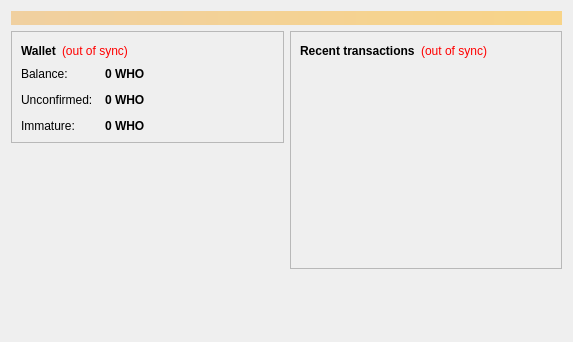
The window that src/qt/forms/overviewpage.ui (whocoin/whocoin) describes before a commit, drawn with Qt 5.
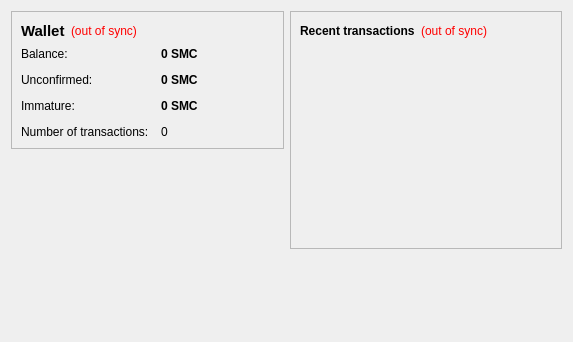
The same window after the commit.

Patch:
```diff
--- a/src/qt/forms/overviewpage.ui
+++ b/src/qt/forms/overviewpage.ui
@@ -13,24 +13,6 @@
   <property name="windowTitle">
    <string>Form</string>
   </property>
-  <layout class="QVBoxLayout" name="topLayout">
-   <item>
-    <widget class="QLabel" name="labelAlerts">
-     <property name="visible">
-      <bool>false</bool>
-     </property>
-     <property name="styleSheet">
-      <string notr="true">background-color: qlineargradient(x1: 0, y1: 0, x2: 1, y2: 0, stop:0 #F0D0A0, stop:1 #F8D488); color:#000000;</string>
-     </property>
-     <property name="wordWrap">
-      <bool>true</bool>
-     </property>
-     <property name="margin">
-      <number>3</number>
-     </property>
-    </widget>
-   </item>
-   <item>
     <layout class="QHBoxLayout" name="horizontalLayout" stretch="1,1">
      <item>
       <layout class="QVBoxLayout" name="verticalLayout_2">
@@ -49,6 +31,7 @@
              <widget class="QLabel" name="label_5">
               <property name="font">
                <font>
+              <pointsize>11</pointsize>
                 <weight>75</weight>
                 <bold>true</bold>
                </font>
@@ -61,7 +44,7 @@
             <item>
              <widget class="QLabel" name="labelWalletStatus">
               <property name="toolTip">
-               <string>The displayed information may be out of date. Your wallet automatically synchronizes with the Whocoin network after a connection is established, but this process has not completed yet.</string>
+             <string>The displayed information may be out of date. Your wallet automatically synchronizes with the SmallChange network after a connection is established, but this process has not completed yet.</string>
               </property>
               <property name="styleSheet">
                <string notr="true">QLabel { color: red; }</string>
@@ -122,7 +105,7 @@
                <string>Your current balance</string>
               </property>
               <property name="text">
-               <string notr="true">0 WHO</string>
+             <string notr="true">0 SMC</string>
               </property>
               <property name="textInteractionFlags">
                <set>Qt::LinksAccessibleByMouse|Qt::TextSelectableByKeyboard|Qt::TextSelectableByMouse</set>
@@ -151,13 +134,30 @@
                <string>Total of transactions that have yet to be confirmed, and do not yet count toward the current balance</string>
               </property>
               <property name="text">
-               <string notr="true">0 WHO</string>
+             <string notr="true">0 SMC</string>
               </property>
               <property name="textInteractionFlags">
                <set>Qt::LinksAccessibleByMouse|Qt::TextSelectableByKeyboard|Qt::TextSelectableByMouse</set>
               </property>
              </widget>
             </item>
+          <item row="3" column="0">
+           <widget class="QLabel" name="label_2">
+            <property name="text">
+             <string>Number of transactions:</string>
+            </property>
+           </widget>
+          </item>
+          <item row="3" column="1">
+           <widget class="QLabel" name="labelNumTransactions">
+            <property name="toolTip">
+             <string>Total number of transactions in wallet</string>
+            </property>
+            <property name="text">
+             <string notr="true">0</string>
+            </property>
+           </widget>
+          </item>
             <item row="2" column="0">
              <widget class="QLabel" name="labelImmatureText">
               <property name="text">
@@ -177,7 +177,7 @@
                <string>Mined balance that has not yet matured</string>
               </property>
               <property name="text">
-               <string notr="true">0 WHO</string>
+             <string notr="true">0 SMC</string>
               </property>
               <property name="textInteractionFlags">
                <set>Qt::LinksAccessibleByMouse|Qt::TextSelectableByKeyboard|Qt::TextSelectableByMouse</set>
@@ -227,7 +227,7 @@
             <item>
              <widget class="QLabel" name="labelTransactionsStatus">
               <property name="toolTip">
-               <string>The displayed information may be out of date. Your wallet automatically synchronizes with the Whocoin network after a connection is established, but this process has not completed yet.</string>
+             <string>The displayed information may be out of date. Your wallet automatically synchronizes with the SmallChange network after a connection is established, but this process has not completed yet.</string>
               </property>
               <property name="styleSheet">
                <string notr="true">QLabel { color: red; }</string>
@@ -289,8 +289,6 @@
           </size>
          </property>
         </spacer>
-       </item>
-      </layout>
      </item>
     </layout>
    </item>
```
Lines whose indentation alone changed are shown as unchanged.
